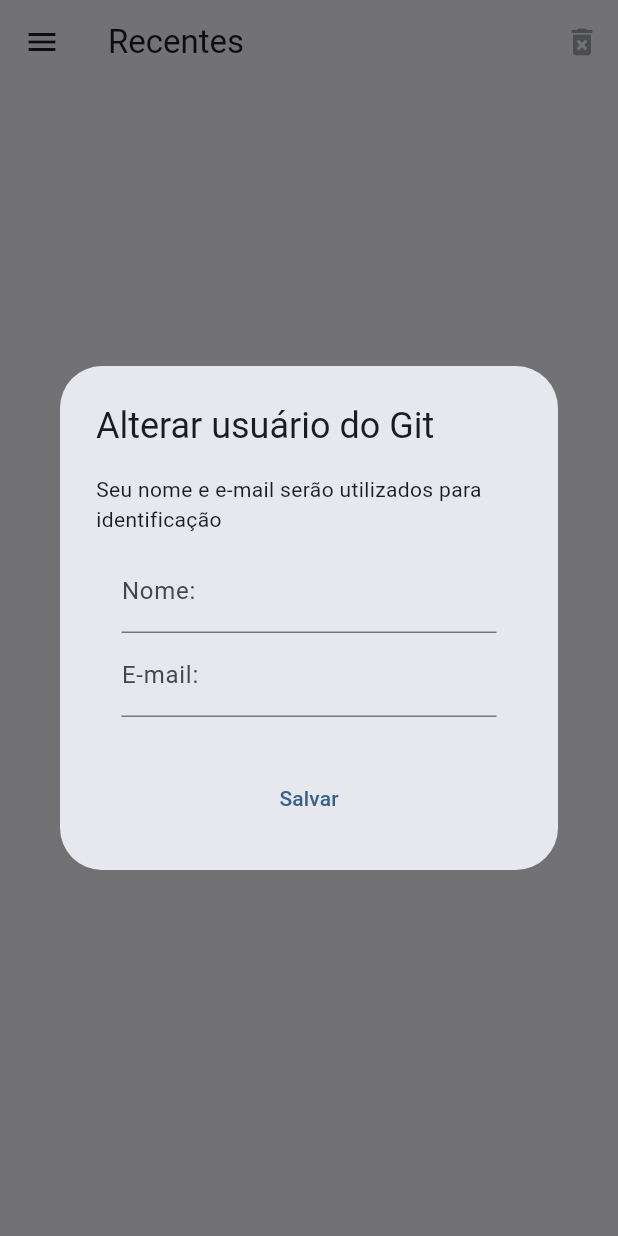
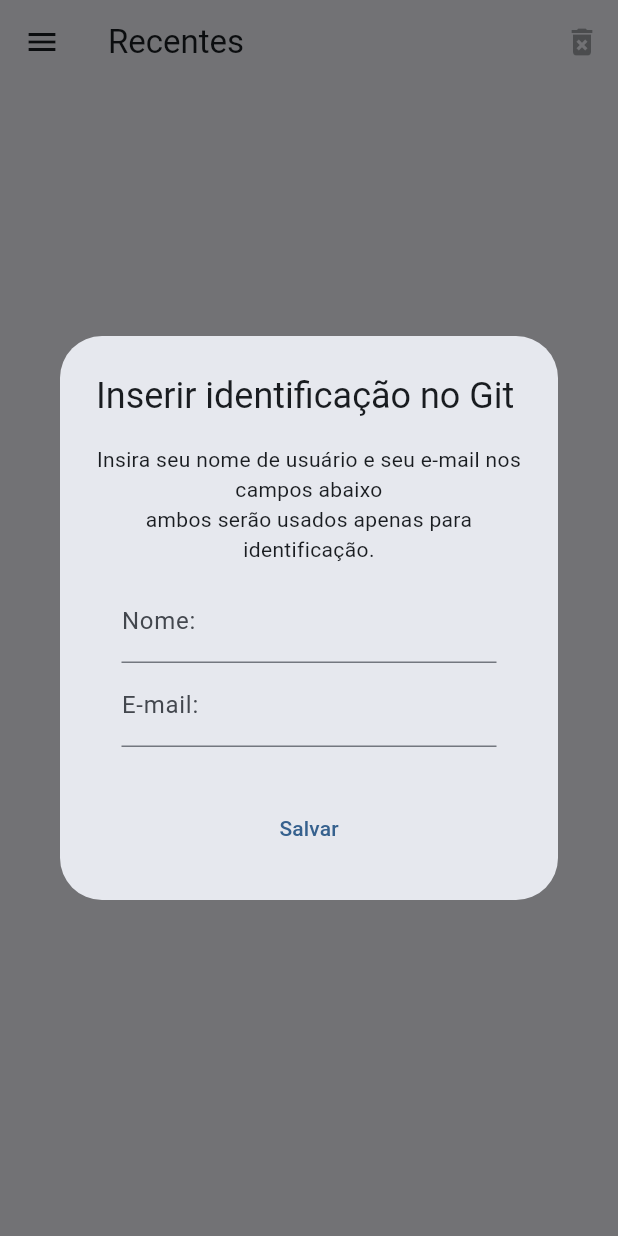
Before and after one commit to eduardoazvd17/gitf, a Flutter app: the screen it shows after launch, after a tap on "Salvar", on a phone screen of 412 x 824 dp. Run offline on Flutter 3.47's test engine with Material 3 defaults, Android fonts, the light colour scheme and no system bars; our stand-ins replace file_picker, shared_preferences; missing offline and left inert: open_dir, process_run; accounts and stored records are empty.

Commit message:
Adjusting dialogs

```diff
--- a/lib/pages/start_page.dart
+++ b/lib/pages/start_page.dart
@@ -319,7 +319,7 @@
             ),
             const SizedBox(height: 5),
             const Text('Gerenciamento de Repositórios'),
-            const SizedBox(height: 15),
+            const SizedBox(height: 20),
             const Text('Desenvolvido por: Eduardo Azevedo'),
             Row(
               mainAxisAlignment: MainAxisAlignment.spaceEvenly,
@@ -346,14 +346,13 @@
                 ),
               ],
             ),
+            const SizedBox(height: 20),
+            TextButton(
+              onPressed: Navigator.of(context).pop,
+              child: const Text('Fechar'),
+            ),
           ],
         ),
-        actions: [
-          TextButton(
-            onPressed: Navigator.of(context).pop,
-            child: const Text('Fechar'),
-          ),
-        ],
       ),
     );
   }
@@ -365,11 +364,16 @@
     showDialog(
       context: context,
       builder: (_) => AlertDialog(
-        title: const Text('Alterar usuário do Git'),
+        title: Text(
+          '${_gitUserModel == null ? 'Inserir' : 'Alterar'} identificação no Git',
+        ),
         content: Column(
           mainAxisSize: MainAxisSize.min,
           children: [
-            const Text('Seu nome e e-mail serão utilizados para identificação'),
+            const Text(
+              'Insira seu nome de usuário e seu e-mail nos campos abaixo\nambos serão usados apenas para identificação.',
+              textAlign: TextAlign.center,
+            ),
             const SizedBox(height: 10),
             SizedBox(
               width: 250,
```
